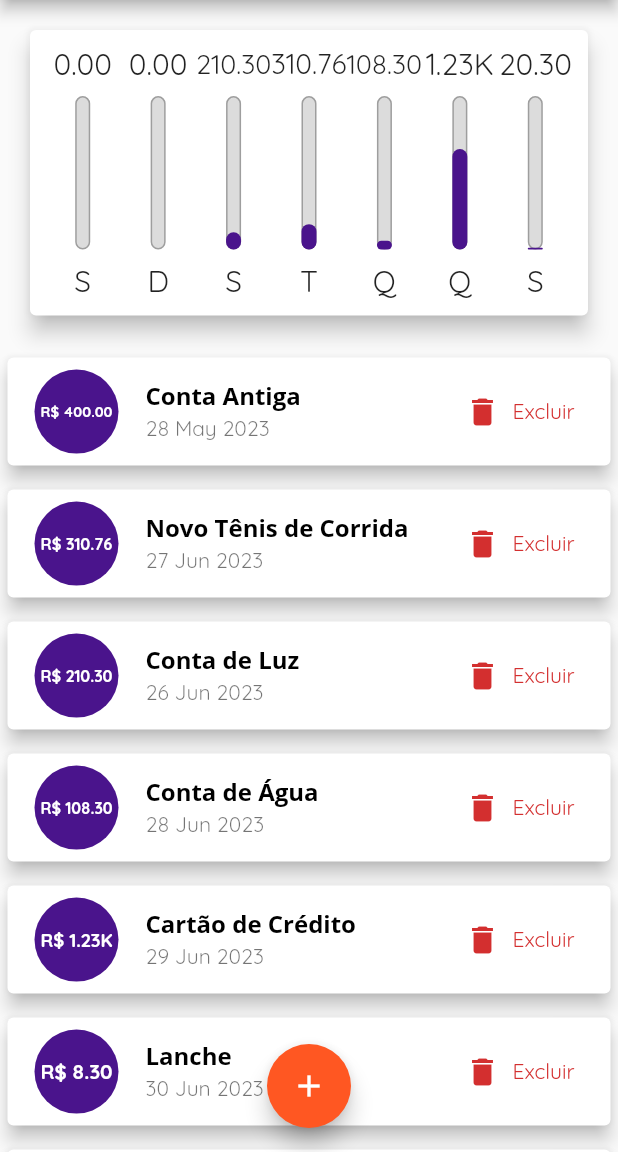
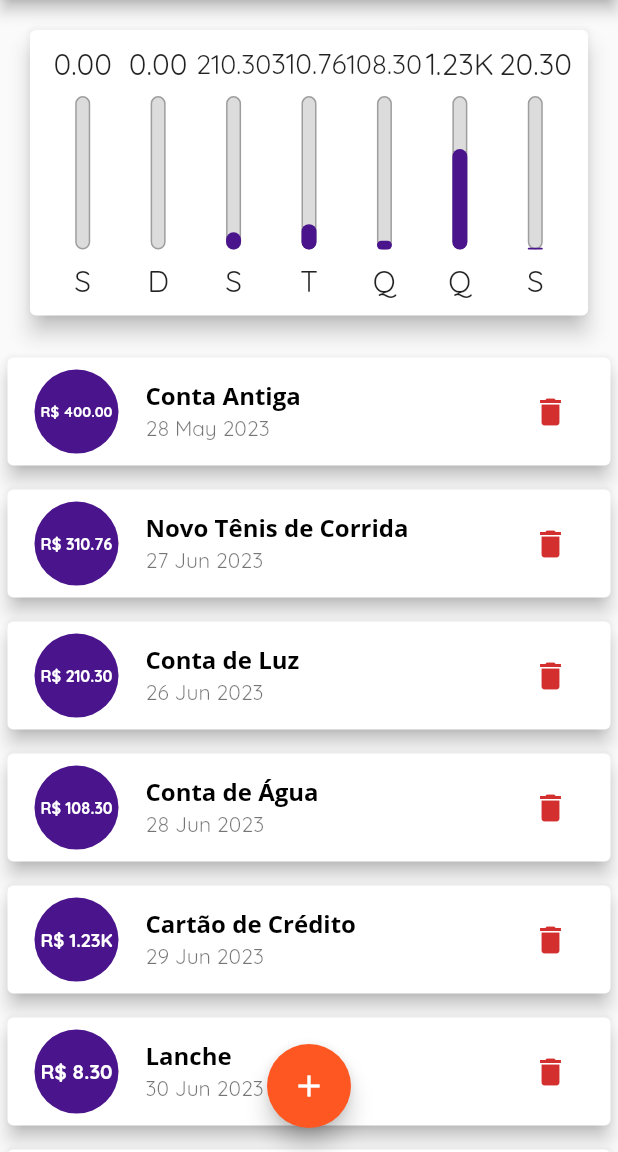
Before and after one commit to jhonatancassante/despesas_pessoais_flutter, a Flutter app: the screen it shows after launch, on a phone screen of 412 x 824 dp, the part 84-1236 px from its top. Run offline on Flutter 3.47's test engine with Material 2 defaults, Android fonts, the phone set to English and light mode, and no system bars.

Commit message:
Implementado melhoria de responsividade para botão excluir

```diff
--- a/lib/components/lista_transacao.dart
+++ b/lib/components/lista_transacao.dart
@@ -70,7 +70,7 @@ class ListaTransacao extends StatelessWidget {
                   subtitle: Text(
                     DateFormat('dd MMM y').format(tr.data),
                   ),
-                  trailing: MediaQuery.of(context).size.width > 400
+                  trailing: MediaQuery.of(context).size.width > 480
                       ? TextButton.icon(
                           onPressed: () => aoRemover(tr.id),
                           icon: Icon(
```
